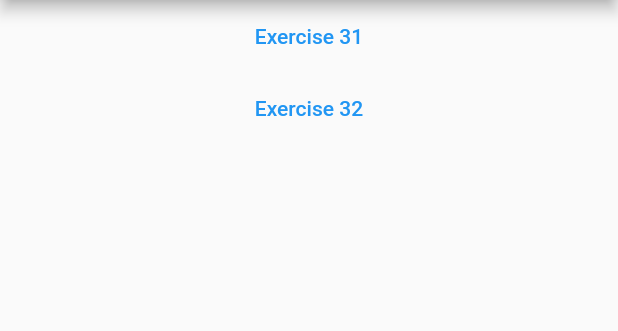
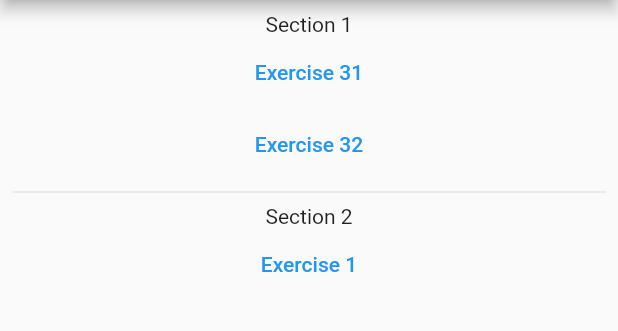
Before and after one commit to vital-edu/Algorithms, a Flutter app: the screen it shows after launch, on a phone screen of 412 x 824 dp, the part 84-415 px from its top. Run offline on Flutter 3.47's test engine with Material 2 defaults, Android fonts, the phone set to English and light mode, and no system bars.

Commit message:
Add exercise 1 of section 1.1 to Menu

```diff
--- a/lib/chapters/1/sections/1/exercise_37.dart
+++ b/lib/chapters/1/sections/1/exercise_37.dart
@@ -4,7 +4,6 @@
 // Run the test of the previous exercise for this version.
 
 import 'dart:math';
-import '../../../../utils/string_extension.dart';
 import 'exercise_36.dart';
 
 final random = Random();
--- a/lib/chapters/1/sections/2/exercise_1_cli.dart
+++ b/lib/chapters/1/sections/2/exercise_1_cli.dart
@@ -21,6 +21,8 @@ main(List<String> args) {
 class PointsClosestDistanceCalculator {
   final List<Point2D> _points;
   double _closestDistance;
+
+  get points => _points;
 
   PointsClosestDistanceCalculator(this._points);
 
--- a/lib/main.dart
+++ b/lib/main.dart
@@ -2,6 +2,7 @@ import 'package:flutter/material.dart';
 
 import 'chapters/1/sections/1/exercise_31.dart';
 import 'chapters/1/sections/1/exercise_32.dart';
+import 'chapters/1/sections/2/exercise_1.dart';
 import 'menu.dart';
 
 void main() {
@@ -26,6 +27,7 @@ class MyApp extends StatelessWidget {
       routes: {
         '31': (_) => Exercise31(),
         '32': (_) => Exercise32(),
+        '1': (_) => Exercise1(),
         'menu': (_) => MenuWidget(),
       },
     );
--- a/lib/menu.dart
+++ b/lib/menu.dart
@@ -3,11 +3,18 @@ import 'package:flutter/material.dart';
 class MenuWidget extends StatelessWidget {
   @override
   Widget build(BuildContext context) {
-    return ListView(
-      children: [
-        _MenuItem('31'),
-        _MenuItem('32'),
-      ],
+    return Padding(
+      padding: const EdgeInsets.all(8.0),
+      child: ListView(
+        children: [
+          Center(child: Text('Section 1')),
+          _MenuItem('31'),
+          _MenuItem('32'),
+          Divider(),
+          Center(child: Text('Section 2')),
+          _MenuItem('1'),
+        ],
+      ),
     );
   }
 }
```
Also changed, not shown: lib/chapters/1/sections/2/exercise_1.dart (+12 -5 lines).
